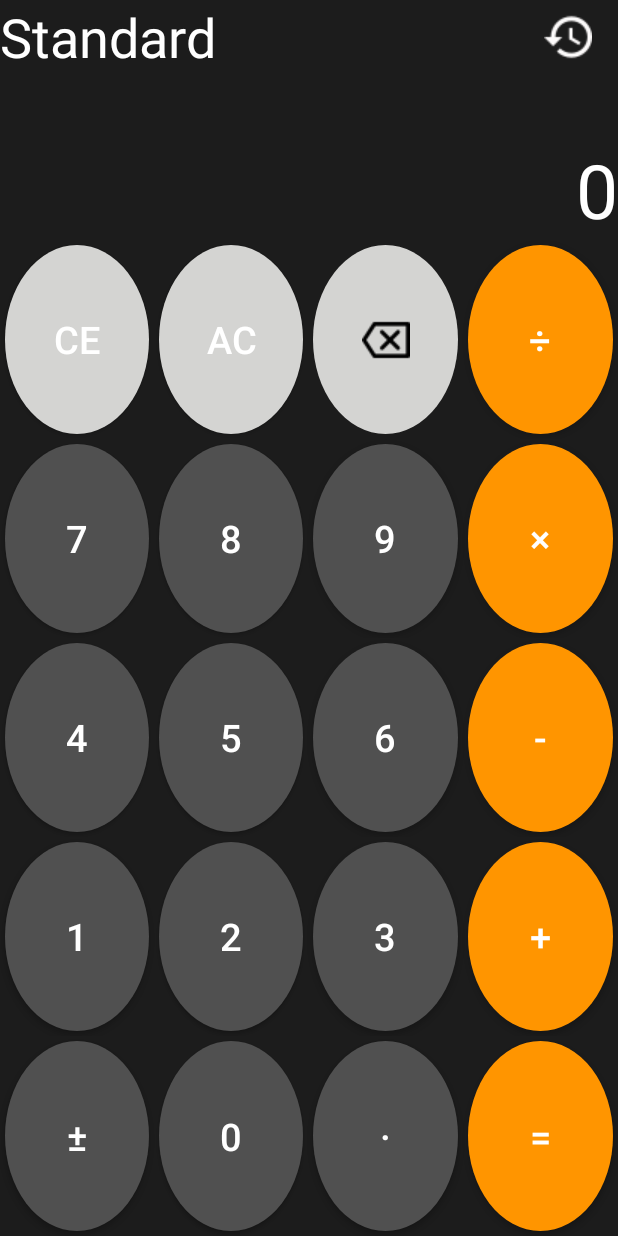
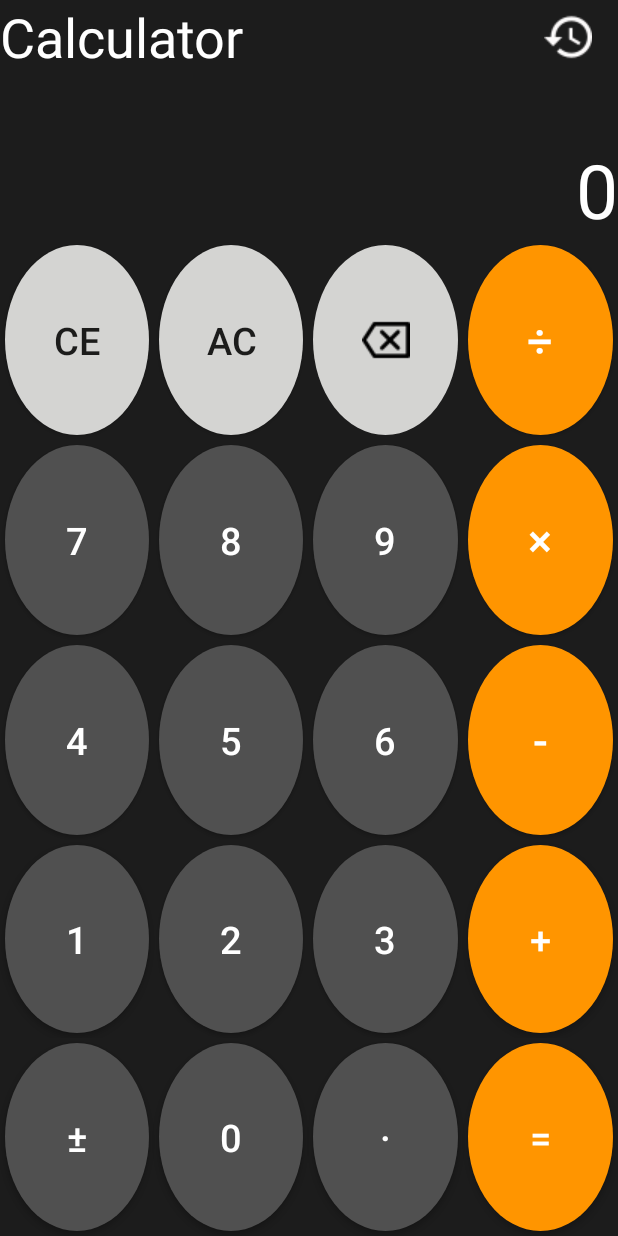
Before and after one commit to hquanitute/nhom5_laptrinhdidong_chieuT5, an Android app: the screen it shows after launch (MainActivity), on a phone screen of 412 x 824 dp. Run offline under Robolectric (Android 15) with nearby library versions, the phone set to English and light mode, and no system bars.

Commit message:
revert man hinh doc, fix man hinh ngang

```diff
--- a/app/src/main/res/layout-land/activity_main.xml
+++ b/app/src/main/res/layout-land/activity_main.xml
@@ -1,5 +1,6 @@
 <?xml version="1.0" encoding="utf-8"?>
 <LinearLayout xmlns:android="http://schemas.android.com/apk/res/android"
+    xmlns:app="http://schemas.android.com/apk/res-auto"
     xmlns:tools="http://schemas.android.com/tools"
     android:layout_width="match_parent"
     android:layout_height="match_parent"
@@ -35,27 +36,27 @@
                 android:onClick="lichsu"
                 />
         </LinearLayout>
+
         <TextView
-            android:layout_weight="1"
             android:id="@+id/expressionView"
             android:layout_width="match_parent"
-            android:layout_height="wrap_content"
-            android:textAlignment="textStart"
+            android:layout_height="44dp"
+            android:layout_weight="1"
+            android:maxLength="60"
+            android:textAlignment="viewEnd"
             android:textColor="#FFFFFF"
-            android:maxLength="60"
             android:textSize="25dp" />
 
         <TextView
-            android:layout_weight="1"
             android:id="@+id/resultView"
             android:layout_width="match_parent"
-            android:layout_height="wrap_content"
+            android:layout_height="67dp"
+            android:layout_weight="1"
+            android:maxLength="30"
             android:text="0"
-            android:maxLength="9"
-            android:textAlignment="textStart"
+            android:textAlignment="viewEnd"
             android:textColor="#FFFFFF"
-            android:textSize="20dp"
-            />
+            android:textSize="50sp" />
 
         <LinearLayout
             android:layout_weight="1"
@@ -72,7 +73,7 @@
                 android:layout_marginTop="0dp"
                 android:layout_weight="1"
                 android:background="@drawable/black_circle_button_horizontal"
-                android:onClick="buttonLeftBrack"
+                android:onClick="OnNumberButtonClick_land"
                 android:text="\u0028"
                 android:textColor="#FFFFFF"
                 android:textSize="20sp" />
@@ -85,7 +86,7 @@
                 android:layout_marginTop="0dp"
                 android:layout_weight="1"
                 android:background="@drawable/black_circle_button_horizontal"
-                android:onClick="buttonRightBrack"
+                android:onClick="OnNumberButtonClick_land"
                 android:text="\u0029"
                 android:textColor="#FFFFFF"
                 android:textSize="20sp" />
@@ -111,9 +112,9 @@
                 android:layout_marginTop="0dp"
                 android:layout_weight="1"
                 android:background="@drawable/gray_circle_button_horizontal"
-                android:onClick="onNumberButtonClick"
+                android:onClick="OnNumberButtonClick_land"
                 android:text="7"
-                android:textColor="#FFFFFF"
+                android:textColor="#000000"
                 android:textSize="20sp" />
 
             <Button
@@ -124,9 +125,9 @@
                 android:layout_marginTop="0dp"
                 android:layout_weight="1"
                 android:background="@drawable/gray_circle_button_horizontal"
-                android:onClick="onNumberButtonClick"
+                android:onClick="OnNumberButtonClick_land"
                 android:text="8"
-                android:textColor="#FFFFFF"
+                android:textColor="#000000"
                 android:textSize="20sp" />
 
             <Button
@@ -137,23 +138,19 @@
                 android:layout_marginTop="0dp"
                 android:layout_weight="1"
                 android:background="@drawable/gray_circle_button_horizontal"
-                android:onClick="onNumberButtonClick"
+                android:onClick="OnNumberButtonClick_land"
                 android:text="9"
-                android:textColor="#FFFFFF"
+                android:textColor="#000000"
                 android:textSize="20sp" />
 
-            <Button
-                android:id="@+id/buttonDel"
+            <ImageButton
+                android:id="@+id/imageButton"
                 android:layout_width="75dp"
                 android:layout_height="60dp"
-                android:layout_marginLeft="5dp"
-                android:layout_marginTop="0dp"
                 android:layout_weight="1"
-                android:background="@drawable/orange_circle_button_horizontal"
-                android:onClick="buttonC"
-                android:text="C"
-                android:textColor="#FFFFFF"
-                android:textSize="20sp" />
+                android:background="@drawable/orange_circle_button"
+                android:onClick="ButtonDel"
+                app:srcCompat="@android:drawable/ic_input_delete" />
 
             <Button
                 android:id="@+id/buttonAC"
@@ -223,9 +220,9 @@
                 android:layout_marginTop="0dp"
                 android:layout_weight="1"
                 android:background="@drawable/gray_circle_button_horizontal"
-                android:onClick="onNumberButtonClick"
+                android:onClick="OnNumberButtonClick_land"
                 android:text="4"
-                android:textColor="#FFFFFF"
+                android:textColor="#000000"
                 android:textSize="20sp" />
 
             <Button
@@ -236,9 +233,9 @@
                 android:layout_marginTop="0dp"
                 android:layout_weight="1"
                 android:background="@drawable/gray_circle_button_horizontal"
-                android:onClick="onNumberButtonClick"
+                android:onClick="OnNumberButtonClick_land"
                 android:text="5"
-                android:textColor="#FFFFFF"
+                android:textColor="#000000"
                 android:textSize="20sp" />
 
             <Button
@@ -249,9 +246,9 @@
                 android:layout_marginTop="0dp"
                 android:layout_weight="1"
                 android:background="@drawable/gray_circle_button_horizontal"
-                android:onClick="onNumberButtonClick"
+                android:onClick="OnNumberButtonClick_land"
                 android:text="6"
-                android:textColor="#FFFFFF"
+                android:textColor="#000000"
                 android:textSize="20sp" />
 
             <Button
@@ -269,17 +266,18 @@
                 android:textSize="20sp" />
 
             <Button
-                android:id="@+id/buttonAdd"
+                android:id="@+id/buttonEqual"
                 android:layout_width="75dp"
                 android:layout_height="60dp"
                 android:layout_marginLeft="5dp"
                 android:layout_marginTop="0dp"
                 android:layout_weight="1"
                 android:background="@drawable/orange_circle_button_horizontal"
-                android:onClick="onOperatorButtonClick"
-                android:text="+"
+                android:onClick="Result_land"
+                android:text="="
+                android:textAlignment="gravity"
                 android:textColor="#FFFFFF"
-                android:textSize="20sp" />
+                android:textSize="25sp" />
 
 
         </LinearLayout>
@@ -335,9 +333,9 @@
                 android:layout_marginTop="0dp"
                 android:layout_weight="1"
                 android:background="@drawable/gray_circle_button_horizontal"
-                android:onClick="onNumberButtonClick"
+                android:onClick="OnNumberButtonClick_land"
                 android:text="1"
-                android:textColor="#FFFFFF"
+                android:textColor="#000000"
                 android:textSize="20sp" />
 
             <Button
@@ -348,9 +346,9 @@
                 android:layout_marginTop="0dp"
                 android:layout_weight="1"
                 android:background="@drawable/gray_circle_button_horizontal"
-                android:onClick="onNumberButtonClick"
+                android:onClick="OnNumberButtonClick_land"
                 android:text="2"
-                android:textColor="#FFFFFF"
+                android:textColor="#000000"
                 android:textSize="20sp" />
 
             <Button
@@ -361,22 +359,9 @@
                 android:layout_marginTop="0dp"
                 android:layout_weight="1"
                 android:background="@drawable/gray_circle_button_horizontal"
-                android:onClick="onNumberButtonClick"
+                android:onClick="OnNumberButtonClick_land"
                 android:text="3"
-                android:textColor="#FFFFFF"
-                android:textSize="20sp" />
-
-            <Button
-                android:id="@+id/buttonSub"
-                android:layout_width="75dp"
-                android:layout_height="60dp"
-                android:layout_marginLeft="5dp"
-                android:layout_marginTop="0dp"
-                android:layout_weight="1"
-                android:background="@drawable/orange_circle_button_horizontal"
-                android:onClick="onOperatorButtonClick"
-                android:text="\u002d"
-                android:textColor="#FFFFFF"
+                android:textColor="#000000"
                 android:textSize="20sp" />
 
             <Button
@@ -387,11 +372,23 @@
                 android:layout_marginTop="0dp"
                 android:layout_weight="1"
                 android:background="@drawable/orange_circle_button_horizontal"
-                android:onClick="onOperatorButtonClick"
+                android:onClick="OnNumberButtonClick_land"
                 android:text="\u00D7"
                 android:textColor="#FFFFFF"
-                android:textSize="20sp" />
+                android:textSize="25sp" />
 
+            <Button
+                android:id="@+id/buttonDiv"
+                android:layout_width="75dp"
+                android:layout_height="60dp"
+                android:layout_marginLeft="5dp"
+                android:layout_marginTop="0dp"
+                android:layout_weight="1"
+                android:background="@drawable/orange_circle_button_horizontal"
+                android:onClick="OnNumberButtonClick_land"
+                android:text="\u00f7"
+                android:textColor="#FFFFFF"
+                android:textSize="25sp" />
 
 
         </LinearLayout>
@@ -405,7 +402,7 @@
 
             <Button
                 android:id="@+id/buttonTan"
-                android:layout_width="0dp"
+                android:layout_width="75dp"
                 android:layout_height="60dp"
                 android:layout_weight="1"
                 android:background="@drawable/black_circle_button_horizontal"
@@ -416,7 +413,7 @@
 
             <Button
                 android:id="@+id/buttonMod"
-                android:layout_width="0dp"
+                android:layout_width="75dp"
                 android:layout_height="60dp"
                 android:layout_marginLeft="5dp"
                 android:layout_marginTop="0dp"
@@ -428,20 +425,20 @@
                 android:textSize="20sp" />
 
             <Button
-                android:textSize="20sp"
-                android:layout_weight="1"
                 android:id="@+id/buttonLog"
-                android:layout_width="0dp"
+                android:layout_width="75dp"
                 android:layout_height="60dp"
                 android:layout_marginLeft="5dp"
+                android:layout_weight="1"
                 android:background="@drawable/black_circle_button_horizontal"
+                android:onClick="buttonLog"
                 android:text="Log"
-                android:onClick="buttonLog"
-                android:textColor="#FFFFFF" />
+                android:textColor="#FFFFFF"
+                android:textSize="20sp" />
 
             <Button
                 android:id="@+id/buttonMinus"
-                android:layout_width="0dp"
+                android:layout_width="75dp"
                 android:layout_height="60dp"
                 android:layout_marginLeft="5dp"
                 android:layout_marginTop="0dp"
@@ -450,26 +447,26 @@
                 android:onClick="buttonMinus"
                 android:text="\u00b1"
                 android:textAlignment="gravity"
-                android:textColor="#FFFFFF"
-                android:textSize="20sp" />
+                android:textColor="#000000"
+                android:textSize="25sp" />
 
             <Button
                 android:id="@+id/button0"
-                android:layout_width="0dp"
+                android:layout_width="75dp"
                 android:layout_height="60dp"
                 android:layout_marginLeft="5dp"
                 android:layout_marginTop="0dp"
                 android:layout_weight="1"
                 android:background="@drawable/gray_circle_button_horizontal"
-                android:onClick="onNumberButtonClick"
+                android:onClick="OnNumberButtonClick_land"
                 android:text="0"
                 android:textAlignment="gravity"
-                android:textColor="#FFFFFF"
+                android:textColor="#000000"
                 android:textSize="20sp" />
 
             <Button
                 android:id="@+id/buttonDot"
-                android:layout_width="0dp"
+                android:layout_width="75dp"
                 android:layout_height="60dp"
                 android:layout_marginLeft="5dp"
                 android:layout_marginTop="0dp"
@@ -477,35 +474,34 @@
                 android:background="@drawable/gray_circle_button_horizontal"
                 android:onClick="buttonDot"
                 android:text="."
-                android:textColor="#FFFFFF"
-                android:textSize="20sp" />
+                android:textColor="#000000"
+                android:textSize="25sp" />
 
             <Button
-                android:id="@+id/buttonEqual"
-                android:layout_width="0dp"
+                android:id="@+id/buttonAdd"
+                android:layout_width="75dp"
                 android:layout_height="60dp"
                 android:layout_marginLeft="5dp"
                 android:layout_marginTop="0dp"
                 android:layout_weight="1"
                 android:background="@drawable/orange_circle_button_horizontal"
-                android:onClick="onResultClick"
-                android:text="="
-                android:textAlignment="gravity"
+                android:onClick="OnNumberButtonClick_land"
+                android:text="+"
                 android:textColor="#FFFFFF"
-                android:textSize="20sp" />
+                android:textSize="25sp" />
 
             <Button
-                android:id="@+id/buttonDiv"
-                android:layout_width="0dp"
+                android:id="@+id/buttonSub"
+                android:layout_width="75dp"
                 android:layout_height="60dp"
                 android:layout_marginLeft="5dp"
                 android:layout_marginTop="0dp"
                 android:layout_weight="1"
                 android:background="@drawable/orange_circle_button_horizontal"
-                android:onClick="onOperatorButtonClick"
-                android:text="\u00f7"
+                android:onClick="OnNumberButtonClick_land"
+                android:text="\u002d"
                 android:textColor="#FFFFFF"
-                android:textSize="20sp" />
+                android:textSize="25sp" />
 
         </LinearLayout>
     </LinearLayout>
--- a/app/src/main/res/layout/activity_main.xml
+++ b/app/src/main/res/layout/activity_main.xml
@@ -19,7 +19,7 @@
             android:layout_width="350dp"
             android:layout_height="match_parent"
             android:layout_weight="1"
-            android:text="Standard"
+            android:text="Calculator"
             android:textColor="@android:color/background_light"
             android:textSize="36sp" />
 
@@ -50,9 +50,9 @@
         android:layout_width="match_parent"
         android:layout_height="67dp"
         android:ellipsize="none"
+        android:maxLength="14"
         android:singleLine="true"
         android:text="0"
-        android:maxLength="9"
         android:textAlignment="viewEnd"
         android:textColor="@android:color/background_light"
         android:textSize="50sp" />
@@ -74,7 +74,6 @@
                 android:background="@drawable/gray_circle_button"
                 android:onClick="buttonCE"
                 android:text="CE"
-                android:textColor="#FFFFFF"
                 android:textSize="25sp" />
 
             <Button
@@ -84,7 +83,6 @@
                 android:layout_weight="1"
                 android:background="@drawable/gray_circle_button"
                 android:onClick="buttonAC"
-                android:textColor="#FFFFFF"
                 android:text="AC"
                 android:textSize="25sp" />
 
@@ -94,7 +92,7 @@
                 android:layout_margin="3dp"
                 android:layout_weight="1"
                 android:background="@drawable/gray_circle_button"
-                android:onClick="buttonC"
+                android:onClick="ButtonDel"
                 app:srcCompat="@drawable/backspace" />
 
             <Button
@@ -103,10 +101,10 @@
                 android:layout_margin="3dp"
                 android:layout_weight="1"
                 android:background="@drawable/orange_circle_button"
-                android:onClick="onOperatorButtonClick"
+                android:onClick="OnOperatorButtonClick"
                 android:text="\u00f7"
                 android:textColor="#FFFFFF"
-                android:textSize="25sp" />
+                android:textSize="30sp" />
         </TableRow>
 
         <TableRow
@@ -115,48 +113,48 @@
             android:layout_weight="1">
 
             <Button
-                android:textColor="#FFFFFF"
                 android:id="@+id/button7"
                 android:layout_height="match_parent"
                 android:layout_margin="3dp"
                 android:layout_weight="1"
                 android:background="@drawable/black_circle_button"
-                android:onClick="onNumberButtonClick"
+                android:onClick="OnNumberButtonClick"
                 android:text="7"
+                android:textColor="#FFFFFF"
                 android:textSize="25sp" />
 
             <Button
-                android:textColor="#FFFFFF"
                 android:id="@+id/button8"
                 android:layout_height="match_parent"
                 android:layout_margin="3dp"
                 android:layout_weight="1"
                 android:background="@drawable/black_circle_button"
-                android:onClick="onNumberButtonClick"
+                android:onClick="OnNumberButtonClick"
                 android:text="8"
+                android:textColor="#FFFFFF"
                 android:textSize="25sp" />
 
             <Button
-                android:textColor="#FFFFFF"
                 android:id="@+id/button9"
                 android:layout_height="match_parent"
                 android:layout_margin="3dp"
                 android:layout_weight="1"
                 android:background="@drawable/black_circle_button"
-                android:onClick="onNumberButtonClick"
+                android:onClick="OnNumberButtonClick"
                 android:text="9"
+                android:textColor="#FFFFFF"
                 android:textSize="25sp" />
 
             <Button
-                android:textColor="#FFFFFF"
                 android:id="@+id/buttonMul"
                 android:layout_height="match_parent"
                 android:layout_margin="3dp"
                 android:layout_weight="1"
                 android:background="@drawable/orange_circle_button"
-                android:onClick="onOperatorButtonClick"
+                android:onClick="OnOperatorButtonClick"
                 android:text="\u00D7"
-                android:textSize="25sp" />
+                android:textColor="#FFFFFF"
+                android:textSize="30sp" />
         </TableRow>
 
         <TableRow
@@ -165,48 +163,48 @@
             android:layout_weight="1">
 
             <Button
-                android:textColor="#FFFFFF"
                 android:id="@+id/button4"
                 android:layout_height="match_parent"
                 android:layout_margin="3dp"
                 android:layout_weight="1"
                 android:background="@drawable/black_circle_button"
-                android:onClick="onNumberButtonClick"
+                android:onClick="OnNumberButtonClick"
                 android:text="4"
+                android:textColor="#FFFFFF"
                 android:textSize="25sp" />
 
             <Button
-                android:textColor="#FFFFFF"
                 android:id="@+id/button5"
                 android:layout_height="match_parent"
                 android:layout_margin="3dp"
                 android:layout_weight="1"
                 android:background="@drawable/black_circle_button"
-                android:onClick="onNumberButtonClick"
+                android:onClick="OnNumberButtonClick"
                 android:text="5"
+                android:textColor="#FFFFFF"
                 android:textSize="25sp" />
 
             <Button
-                android:textColor="#FFFFFF"
                 android:id="@+id/button6"
                 android:layout_height="match_parent"
                 android:layout_margin="3dp"
                 android:layout_weight="1"
                 android:background="@drawable/black_circle_button"
-                android:onClick="onNumberButtonClick"
+                android:onClick="OnNumberButtonClick"
                 android:text="6"
+                android:textColor="#FFFFFF"
                 android:textSize="25sp" />
 
             <Button
-                android:textColor="#FFFFFF"
                 android:id="@+id/buttonSub"
                 android:layout_height="match_parent"
                 android:layout_margin="3dp"
                 android:layout_weight="1"
                 android:background="@drawable/orange_circle_button"
-                android:onClick="onOperatorButtonClick"
+                android:onClick="OnOperatorButtonClick"
                 android:text="\u002d"
-                android:textSize="25sp" />
+                android:textColor="#FFFFFF"
+                android:textSize="30sp" />
         </TableRow>
 
         <TableRow
@@ -215,36 +213,36 @@
             android:layout_weight="1">
 
             <Button
-                android:textColor="#FFFFFF"
                 android:id="@+id/button1"
                 android:layout_height="match_parent"
                 android:layout_margin="3dp"
                 android:layout_weight="1"
                 android:background="@drawable/black_circle_button"
-                android:onClick="onNumberButtonClick"
+                android:onClick="OnNumberButtonClick"
                 android:text="1"
+                android:textColor="#FFFFFF"
                 android:textSize="25sp" />
 
             <Button
-                android:textColor="#FFFFFF"
                 android:id="@+id/button2"
                 android:layout_height="match_parent"
                 android:layout_margin="3dp"
                 android:layout_weight="1"
                 android:background="@drawable/black_circle_button"
-                android:onClick="onNumberButtonClick"
+                android:onClick="OnNumberButtonClick"
                 android:text="2"
+                android:textColor="#FFFFFF"
                 android:textSize="25sp" />
 
             <Button
-                android:textColor="#FFFFFF"
                 android:id="@+id/button3"
                 android:layout_height="match_parent"
                 android:layout_margin="3dp"
                 android:layout_weight="1"
                 android:background="@drawable/black_circle_button"
-                android:onClick="onNumberButtonClick"
+                android:onClick="OnOperatorButtonClick"
                 android:text="3"
+                android:textColor="#FFFFFF"
                 android:textSize="25sp" />
 
             <Button
@@ -253,7 +251,7 @@
                 android:layout_margin="3dp"
                 android:layout_weight="1"
                 android:background="@drawable/orange_circle_button"
-                android:onClick="onOperatorButtonClick"
+                android:onClick="OnOperatorButtonClick"
                 android:text="+"
                 android:textColor="#FFFFFF"
                 android:textSize="25sp" />
@@ -276,14 +274,14 @@
                 android:textSize="25sp" />
 
             <Button
-                android:textColor="#FFFFFF"
                 android:id="@+id/button0"
                 android:layout_height="match_parent"
                 android:layout_margin="3dp"
                 android:layout_weight="1"
                 android:background="@drawable/black_circle_button"
-                android:onClick="onNumberButtonClick"
+                android:onClick="OnNumberButtonClick"
                 android:text="0"
+                android:textColor="#FFFFFF"
                 android:textSize="25sp" />
 
             <Button
@@ -298,14 +296,14 @@
                 android:textSize="25sp" />
 
             <Button
-                android:textColor="#FFFFFF"
                 android:id="@+id/buttonEqual"
                 android:layout_height="match_parent"
                 android:layout_margin="3dp"
                 android:layout_weight="1"
                 android:background="@drawable/orange_circle_button"
-                android:onClick="onResultClick"
+                android:onClick="Result"
                 android:text="="
+                android:textColor="#FFFFFF"
                 android:textSize="25sp" />
         </TableRow>
     </TableLayout>
```
Also changed, not shown: app/src/main/java/androiddev/nhom5/calculatorapp/MainActivity.java (+183 -155 lines).
